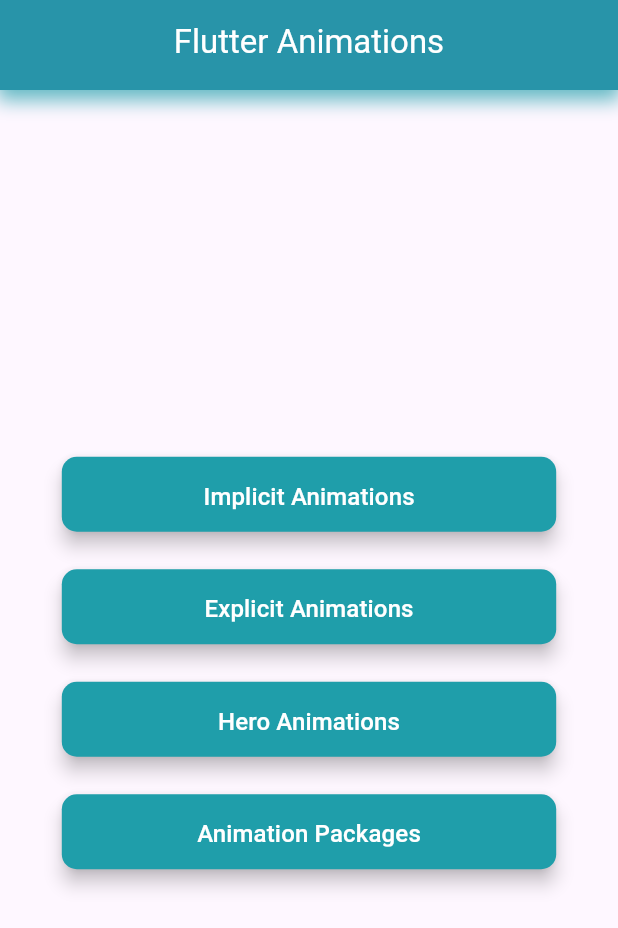
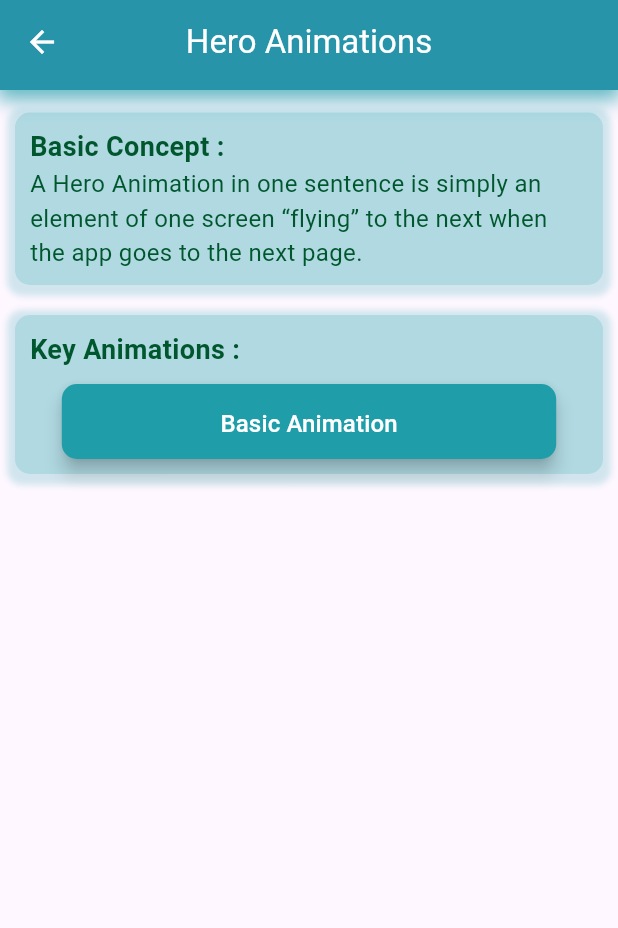
Before and after one commit to Sheraz788/flutteranimations, a Flutter app: the screen it shows after launch, after a tap on "Hero Animations", on a phone screen of 412 x 824 dp. Shown: the top 928 px of the screen. Run offline on Flutter 3.47's test engine with Material 3 defaults, Android fonts, the phone set to English and light mode, and no system bars.

Commit message:
working hero animations

```diff
--- /dev/null
+++ b/lib/animationpackages/AnimationsPackages.dart
@@ -0,0 +1,15 @@
+import 'package:flutter/material.dart';
+import 'package:flutter_animations/widgets/app_toolbar.dart';
+
+class AnimationPackages extends StatelessWidget {
+
+  const AnimationPackages({super.key});
+
+  @override
+  Widget build(BuildContext context) {
+    return Scaffold(
+      appBar: AppToolbar(title: "Animations Packages"),
+      body: Container(),
+    );
+  }
+}
--- /dev/null
+++ b/lib/heroanimations/HeroAnimations.dart
@@ -0,0 +1,153 @@
+import 'package:flutter/material.dart';
+import 'package:flutter_animations/widgets/app_toolbar.dart';
+
+import '../theme/app_colors.dart';
+import '../widgets/elevated_button.dart';
+
+class HeroAnimations extends StatefulWidget {
+
+  const HeroAnimations({super.key});
+
+  @override
+  State<HeroAnimations> createState() => _HeroAnimationsState();
+}
+
+class _HeroAnimationsState extends State<HeroAnimations> {
+
+
+  List<String> heroAnimations = [
+    "Basic Animation",
+  ];
+
+  List<bool> _visibleList = List.generate(10, (index) => false);
+
+  @override
+  Widget build(BuildContext context) {
+    return Scaffold(
+      appBar: AppToolbar(title: "Hero Animations"),
+
+      body: SingleChildScrollView(
+        child: Container(
+          width: MediaQuery.of(context).size.width,
+          padding: EdgeInsets.symmetric(vertical: 15, horizontal: 10),
+
+          child: Column(
+            crossAxisAlignment: CrossAxisAlignment.start,
+            children: [
+
+              Container(
+                width: MediaQuery.of(context).size.width,
+                padding: EdgeInsets.all(10),
+                decoration: BoxDecoration(
+                    color: tiles_theme_bg_color,
+                    borderRadius: BorderRadius.circular(10),
+                    boxShadow: [
+                      BoxShadow(
+                        color: app_theme_color.withOpacity(0.2),
+                        spreadRadius: 5,
+                        blurRadius: 3,
+                        offset: Offset(0, 2),
+                      ),
+                    ]
+                ),
+
+                child: Column(
+                  crossAxisAlignment: CrossAxisAlignment.start,
+                  children: [
+                    Text(
+                      "Basic Concept :",
+                      style: TextStyle(
+                          color: app_text_color,
+                          fontSize: 18,
+                          fontWeight: FontWeight.w600),
+                    ),
+
+                    Text(
+                      "A Hero Animation in one sentence is simply an element of one screen “flying” to the next when the app goes to the next page.",
+                      style: TextStyle(
+                          color: app_text_color,
+                          fontSize: 16,
+                          fontWeight: FontWeight.w400),
+                      textAlign: TextAlign.start,
+                    ),
+                  ],
+                ),
+
+              ),
+
+              SizedBox(
+                height: 20,
+              ),
+
+
+              Container(
+                width: MediaQuery.of(context).size.width,
+                padding: EdgeInsets.all(10),
+                decoration: BoxDecoration(
+                    color: tiles_theme_bg_color,
+                    borderRadius: BorderRadius.circular(10),
+                    boxShadow: [
+                      BoxShadow(
+                        color: app_theme_color.withOpacity(0.2),
+                        spreadRadius: 5,
+                        blurRadius: 3,
+                        offset: Offset(0, 2),
+                      ),
+                    ]
+                ),
+
+                child: Column(
+                  crossAxisAlignment: CrossAxisAlignment.start,
+                  children: [
+
+                    Text(
+                      "Key Animations :",
+                      style: TextStyle(
+                          color: app_text_color,
+                          fontSize: 18,
+                          fontWeight: FontWeight.w600),
+                    ),
+
+                    SizedBox(height: 10,),
+
+                    Container(
+                      width: MediaQuery.of(context).size.width,
+                      child: Column(
+                        crossAxisAlignment: CrossAxisAlignment.center,
+                        children: List.generate(
+                          heroAnimations.length,
+                              (index) {
+                            return AnimatedContainer(
+                                duration: Duration(seconds: 1),
+                                curve: Curves.easeOut,
+                                //margin: EdgeInsets.only(top: _visibleList[index] ? 10.0 : 100.0),
+                                child: AppElevatedButton(
+                                    onPress: () {
+
+
+
+                                    },
+                                    title: heroAnimations[index]));
+                          },
+                        ),
+                      ),
+                    )
+
+
+                  ],
+                ),
+              )
+
+
+
+
+
+
+            ]
+          ),
+        ),
+
+      ),
+    );
+  }
+}
--- a/lib/homescreen.dart
+++ b/lib/homescreen.dart
@@ -1,8 +1,10 @@
 import 'package:flutter/material.dart';
+import 'package:flutter_animations/heroanimations/HeroAnimations.dart';
 import 'package:flutter_animations/theme/app_colors.dart';
 import 'package:flutter_animations/widgets/app_toolbar.dart';
 import 'package:flutter_animations/widgets/elevated_button.dart';
 
+import 'animationpackages/AnimationsPackages.dart';
 import 'explicitanimations/ExplicitAnimations.dart';
 import 'implicitanimations/ImplicitAnimations.dart';
 
@@ -92,6 +94,8 @@
                 position: _leftButtonAnimation,
                 child: AppElevatedButton(title: "Hero Animations", onPress: (){
 
+                  Navigator.push(context, MaterialPageRoute(builder: (context) => HeroAnimations()));
+
                 })),
 
 
@@ -101,6 +105,9 @@
                 position: _rightButtonAnimation,
                 child: AppElevatedButton(title: "Animation Packages", onPress: (){
 
+                  Navigator.push(context, MaterialPageRoute(builder: (context) => AnimationPackages()));
+
+
                 }))
           ],
         ),
```
